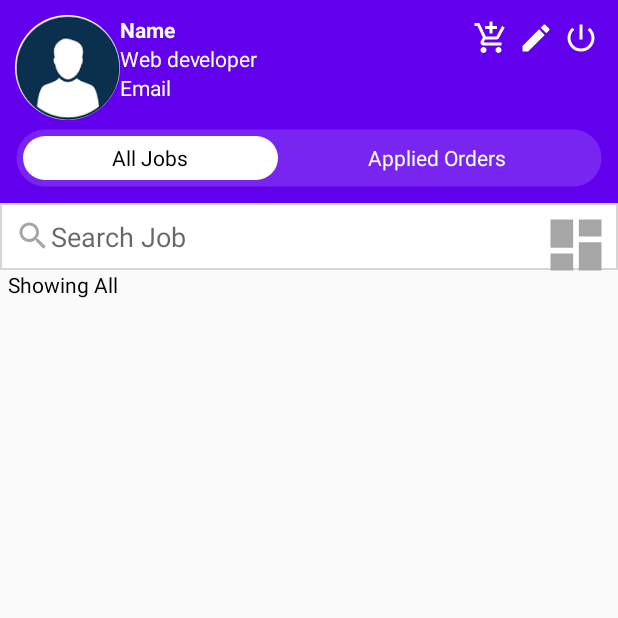
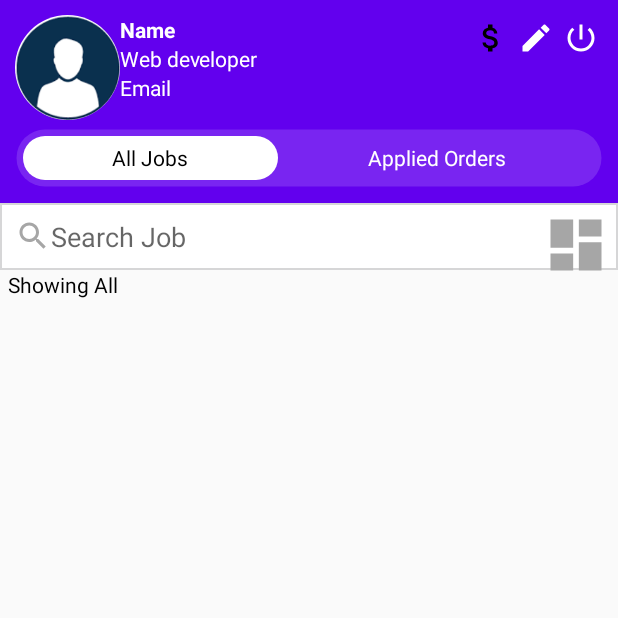
Before and after one commit to Kimkims1/Online-Nike-store, an Android app: the DashBoardActivity screen opened directly, with no data from a screen before it, on a phone screen of 412 x 824 dp, the top half of it. Run offline under Robolectric (Android 15) with nearby library versions, the phone set to English and light mode, and no system bars; plain views replace CircularImageView.

Commit message:
nike store

```diff
--- a/app/src/main/res/drawable/ic_add_shopping_primary.xml
+++ /dev/null
@@ -1,5 +0,0 @@
-<vector android:height="24dp" android:tint="#44689A"
-    android:viewportHeight="24.0" android:viewportWidth="24.0"
-    android:width="24dp" xmlns:android="http://schemas.android.com/apk/res/android">
-    <path android:fillColor="#FF000000" android:pathData="M11,9h2L13,6h3L16,4h-3L13,1h-2v3L8,4v2h3v3zM7,18c-1.1,0 -1.99,0.9 -1.99,2S5.9,22 7,22s2,-0.9 2,-2 -0.9,-2 -2,-2zM17,18c-1.1,0 -1.99,0.9 -1.99,2s0.89,2 1.99,2 2,-0.9 2,-2 -0.9,-2 -2,-2zM7.17,14.75l0.03,-0.12 0.9,-1.63h7.45c0.75,0 1.41,-0.41 1.75,-1.03l3.86,-7.01L19.42,4h-0.01l-1.1,2 -2.76,5L8.53,11l-0.13,-0.27L6.16,6l-0.95,-2 -0.94,-2L1,2v2h2l3.6,7.59 -1.35,2.45c-0.16,0.28 -0.25,0.61 -0.25,0.96 0,1.1 0.9,2 2,2h12v-2L7.42,15c-0.13,0 -0.25,-0.11 -0.25,-0.25z"/>
-</vector>
--- a/app/src/main/res/drawable/ic_add_shopping_white.xml
+++ /dev/null
@@ -1,5 +0,0 @@
-<vector android:height="24dp" android:tint="#FFFFFF"
-    android:viewportHeight="24.0" android:viewportWidth="24.0"
-    android:width="24dp" xmlns:android="http://schemas.android.com/apk/res/android">
-    <path android:fillColor="#FF000000" android:pathData="M11,9h2L13,6h3L16,4h-3L13,1h-2v3L8,4v2h3v3zM7,18c-1.1,0 -1.99,0.9 -1.99,2S5.9,22 7,22s2,-0.9 2,-2 -0.9,-2 -2,-2zM17,18c-1.1,0 -1.99,0.9 -1.99,2s0.89,2 1.99,2 2,-0.9 2,-2 -0.9,-2 -2,-2zM7.17,14.75l0.03,-0.12 0.9,-1.63h7.45c0.75,0 1.41,-0.41 1.75,-1.03l3.86,-7.01L19.42,4h-0.01l-1.1,2 -2.76,5L8.53,11l-0.13,-0.27L6.16,6l-0.95,-2 -0.94,-2L1,2v2h2l3.6,7.59 -1.35,2.45c-0.16,0.28 -0.25,0.61 -0.25,0.96 0,1.1 0.9,2 2,2h12v-2L7.42,15c-0.13,0 -0.25,-0.11 -0.25,-0.25z"/>
-</vector>
--- /dev/null
+++ b/app/src/main/res/drawable/ic_money.xml
@@ -0,0 +1,9 @@
+<vector xmlns:android="http://schemas.android.com/apk/res/android"
+        android:width="24dp"
+        android:height="24dp"
+        android:viewportWidth="24.0"
+        android:viewportHeight="24.0">
+    <path
+        android:fillColor="#FF000000"
+        android:pathData="M11.8,10.9c-2.27,-0.59 -3,-1.2 -3,-2.15 0,-1.09 1.01,-1.85 2.7,-1.85 1.78,0 2.44,0.85 2.5,2.1h2.21c-0.07,-1.72 -1.12,-3.3 -3.21,-3.81V3h-3v2.16c-1.94,0.42 -3.5,1.68 -3.5,3.61 0,2.31 1.91,3.46 4.7,4.13 2.5,0.6 3,1.48 3,2.41 0,0.69 -0.49,1.79 -2.7,1.79 -2.06,0 -2.87,-0.92 -2.98,-2.1h-2.2c0.12,2.19 1.76,3.42 3.68,3.83V21h3v-2.15c1.95,-0.37 3.5,-1.5 3.5,-3.55 0,-2.84 -2.43,-3.81 -4.7,-4.4z"/>
+</vector>
--- a/app/src/main/res/layout/activity_dash_board.xml
+++ b/app/src/main/res/layout/activity_dash_board.xml
@@ -34,13 +34,13 @@
 
         <!-- Add product button-->
         <ImageButton
-            android:id="@+id/addProductBtn"
+            android:id="@+id/checkBalBtn"
             android:layout_width="30dp"
             android:layout_height="30dp"
             android:layout_marginTop="0dp"
             android:layout_toStartOf="@id/editProfileBtn"
             android:background="@null"
-            android:src="@drawable/ic_add_shopping_white" />
+            android:src="@drawable/ic_money" />
 
 
         <com.blogspot.atifsoftwares.circularimageview.CircularImageView
@@ -117,7 +117,7 @@
         android:layout_below="@id/overallRl">
 
         <EditText
-            android:id="@+id/searchProductEt"
+            android:id="@+id/searchJobEt"
             android:layout_width="match_parent"
             android:layout_height="wrap_content"
             android:layout_alignParentEnd="true"
@@ -143,7 +143,7 @@
             android:id="@+id/filteredProductsTv"
             android:layout_width="wrap_content"
             android:layout_height="wrap_content"
-            android:layout_below="@id/searchProductEt"
+            android:layout_below="@id/searchJobEt"
             android:layout_marginStart="5dp"
             android:layout_marginBottom="5dp"
             android:text="Showing All"
@@ -151,7 +151,7 @@
 
         <!-- Recyclerview show products-->
         <androidx.recyclerview.widget.RecyclerView
-            android:id="@+id/productsRv"
+            android:id="@+id/AllJobsRv"
             android:layout_width="match_parent"
             android:layout_height="match_parent"
             android:layout_below="@id/filteredProductsTv"
```
